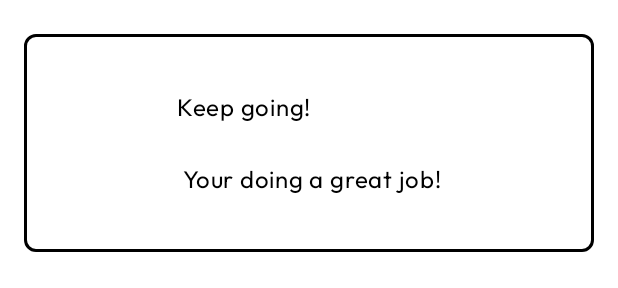
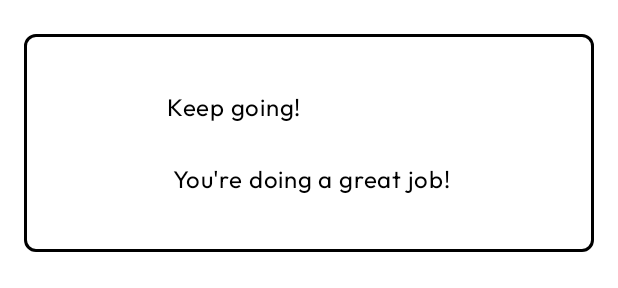
Before and after one commit to cristiangoncas/SnackMovement, an Android app built with Jetpack Compose: the @Preview function HomeScreenPreview, on a phone screen of 412 x 824 dp. Shown: the part 348-636 px from the top of the screen. Run offline under Robolectric (Android 15) with nearby library versions, the phone set to English and light mode, and no system bars.

Commit message:
Resolved conflicts from coderabbit

```diff
--- a/app/src/main/java/com/cristiangoncas/snackmovement/ui/screens/dashboard/DashboardViewModel.kt
+++ b/app/src/main/java/com/cristiangoncas/snackmovement/ui/screens/dashboard/DashboardViewModel.kt
@@ -1,7 +1,5 @@
 package com.cristiangoncas.snackmovement.ui.screens.dashboard
 
-import androidx.lifecycle.LiveData
-import androidx.lifecycle.MutableLiveData
 import androidx.lifecycle.ViewModel
 import kotlinx.coroutines.flow.MutableStateFlow
 import kotlinx.coroutines.flow.asStateFlow
--- a/app/src/main/java/com/cristiangoncas/snackmovement/ui/screens/exercises/ExercisesScreen.kt
+++ b/app/src/main/java/com/cristiangoncas/snackmovement/ui/screens/exercises/ExercisesScreen.kt
@@ -1,7 +1,5 @@
 package com.cristiangoncas.snackmovement.ui.screens.exercises
 
-import androidx.compose.foundation.layout.PaddingValues
-import androidx.compose.foundation.lazy.LazyColumn
 import androidx.compose.material3.ExperimentalMaterial3Api
 import androidx.compose.material3.MaterialTheme
 import androidx.compose.material3.Scaffold
@@ -13,10 +11,8 @@ import androidx.compose.runtime.LaunchedEffect
 import androidx.compose.runtime.collectAsState
 import androidx.compose.ui.res.stringResource
 import androidx.compose.ui.tooling.preview.Preview
-import androidx.compose.ui.unit.dp
 import androidx.lifecycle.viewmodel.compose.viewModel
 import com.cristiangoncas.snackmovement.R
-import com.cristiangoncas.snackmovement.domain.models.Exercise
 import com.cristiangoncas.snackmovement.ui.Screen
 
 @OptIn(ExperimentalMaterial3Api::class)
--- a/app/src/main/java/com/cristiangoncas/snackmovement/ui/screens/home/HomeScreen.kt
+++ b/app/src/main/java/com/cristiangoncas/snackmovement/ui/screens/home/HomeScreen.kt
@@ -21,7 +21,9 @@ import androidx.compose.material3.Text
 import androidx.compose.material3.TopAppBar
 import androidx.compose.material3.TopAppBarDefaults
 import androidx.compose.runtime.Composable
+import androidx.compose.runtime.LaunchedEffect
 import androidx.compose.runtime.collectAsState
+import androidx.compose.runtime.getValue
 import androidx.compose.ui.Alignment
 import androidx.compose.ui.Modifier
 import androidx.compose.ui.graphics.Color
@@ -37,6 +39,11 @@ import com.cristiangoncas.snackmovement.ui.Screen
 fun HomeScreen(
     viewModel: HomeViewModel = viewModel(),
 ) {
+
+    LaunchedEffect(key1 = true) {
+        viewModel.onUiReady()
+    }
+
     Screen {
         Scaffold(
             topBar = {
@@ -50,8 +57,8 @@ fun HomeScreen(
                 )
             },
         ) { padding ->
-            val state = viewModel.state.collectAsState()
-            if (state.value.loading) {
+            val state by viewModel.state.collectAsState()
+            if (state.loading) {
                 Box(
                     modifier = Modifier
                         .fillMaxSize()
@@ -131,7 +138,7 @@ fun HomeScreen(
                         .background(MaterialTheme.colorScheme.onPrimary, RoundedCornerShape(4.dp)),
                 ) {
                     Text(
-                        text = state.value.motivationalQuote,
+                        text = state.motivationalQuote,
                         modifier = Modifier
                             .padding(16.dp)
                             .align(Alignment.Center)
@@ -158,9 +165,7 @@ fun HomeScreen(
                     items(exercises) { exercise ->
                         ExerciseItem(exercise = exercise)
                     }
-                    viewModel.onUiReady()
                 }
-
 
             }
 
--- a/app/src/main/java/com/cristiangoncas/snackmovement/ui/screens/home/HomeViewModel.kt
+++ b/app/src/main/java/com/cristiangoncas/snackmovement/ui/screens/home/HomeViewModel.kt
@@ -15,13 +15,13 @@ class HomeViewModel : ViewModel() {
     fun onUiReady(){
         viewModelScope.launch {
             _state.value = UIState(loading = true)
-            _state.value = UIState(loading = false, exercises = listOf("Running","Walking","Cycling","Dancing"))
+            _state.value = UIState(loading = false, exercises = listOf())
         }
     }
 
     data class UIState(
         val loading: Boolean = false,
-        val motivationalQuote: String = "Keep going!\n\n Your doing a great job!",
+        val motivationalQuote: String = "Keep going!\n\n You're doing a great job!",
         val exercises: List<String> = emptyList()
     )
 
```
Also changed, not shown: 1 other file.
